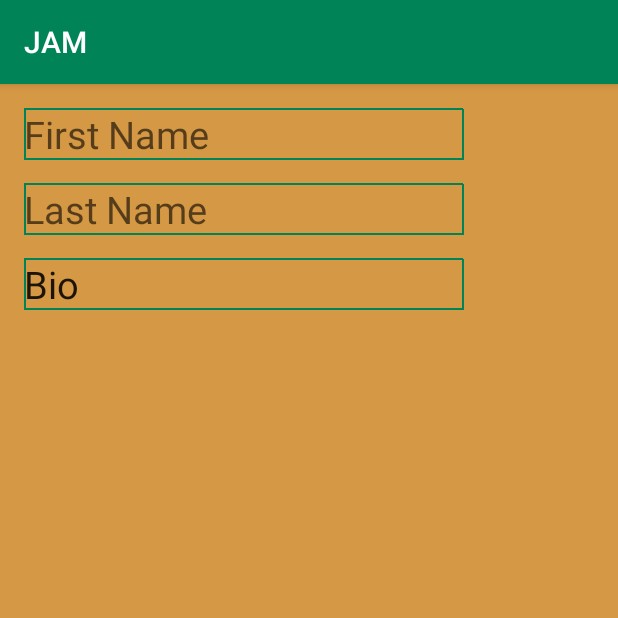
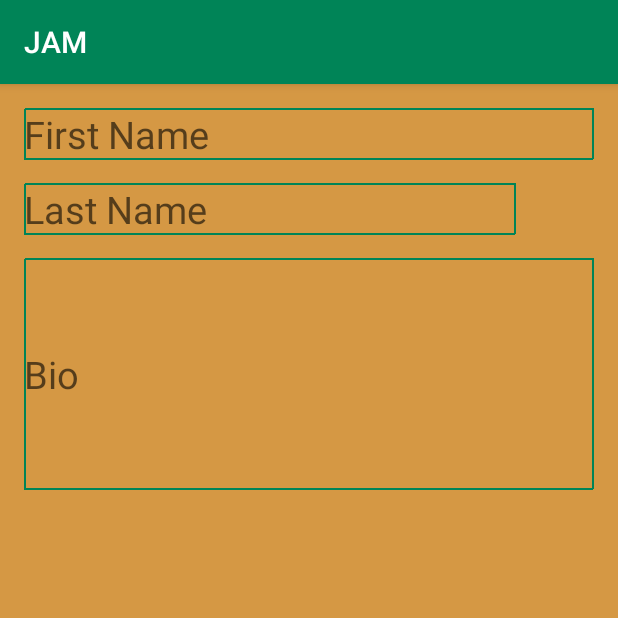
Before and after one commit to clonetrooper67/JAM, an Android app: the ProfileEditActivity screen opened directly, with no data from a screen before it, on a phone screen of 412 x 824 dp, the top half of it. Run offline under Robolectric (Android 15) with nearby library versions, the phone set to English and light mode, and no system bars.

Commit message:
More changes

```diff
--- a/app/src/main/java/example/com/jam/NewPostActivity.java
+++ b/app/src/main/java/example/com/jam/NewPostActivity.java
@@ -99,10 +99,10 @@ public class NewPostActivity extends AppCompatActivity {
                             }
                         });
 
-                        Post post = new Post(body, " ", "postImages" + "/" + mFirebaseUser.getUid());
+                        Post post = new Post(body, mFirebaseUser.getEmail(), "postImages" + "/" + mFirebaseUser.getUid());
                         mDatabase.child("posts").push().setValue(post);
                     }else {
-                        Post post = new Post(body, " ");
+                        Post post = new Post(body, mFirebaseUser.getEmail());
                         mDatabase.child("posts").push().setValue(post);
                     }
 
--- a/app/src/main/res/layout/activity_profile_edit.xml
+++ b/app/src/main/res/layout/activity_profile_edit.xml
@@ -10,10 +10,11 @@
     android:paddingRight="@dimen/activity_horizontal_margin"
     android:paddingTop="@dimen/activity_vertical_margin"
     android:background="@color/colorSecondary"
-    tools:context="example.com.jam.ProfileEditActivity">
+    tools:context="example.com.jam.ProfileEditActivity"
+    android:weightSum="1">
 
     <EditText
-        android:layout_width="wrap_content"
+        android:layout_width="match_parent"
         android:layout_height="wrap_content"
         android:inputType="textPersonName"
         android:ems="10"
@@ -26,7 +27,7 @@
         android:layout_alignParentStart="true" />
 
     <EditText
-        android:layout_width="wrap_content"
+        android:layout_width="328dp"
         android:layout_height="wrap_content"
         android:inputType="textPersonName"
         android:ems="10"
@@ -40,14 +41,15 @@
 
 
     <EditText
-        android:layout_width="wrap_content"
+        android:layout_width="match_parent"
         android:layout_height="wrap_content"
         android:inputType="textPersonName"
-        android:text="Bio"
         android:ems="10"
         android:id="@+id/desc"
         android:layout_below="@+id/lNameEditText"
         android:background="@drawable/shapeline"
         android:textSize="25dp"
-        android:layout_alignParentStart="true" />
+        android:layout_alignParentStart="true"
+        android:hint="Bio"
+        android:layout_weight="0.20" />
 </LinearLayout>
```
Also changed, not shown: app/src/main/java/example/com/jam/MainActivity.java (+7 -2 lines).
